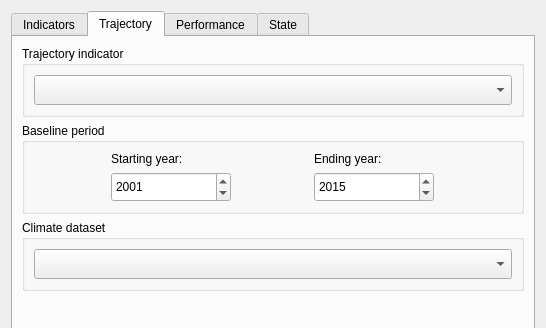
Above: LDMP/gui/DlgCalculateProd.ui from ConservationInternational/trends.earth before the change; both pictures show x 0 to 546 and y 0 to 328 of the 546 by 776 pixel window. Below: the same form after it.
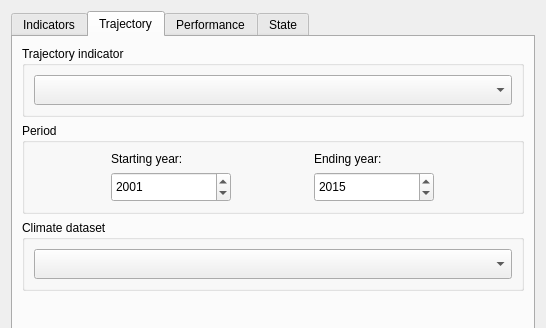
That is the form after the change. The open tabs and pages were chosen to show the change.

Commit message: Use consistent terminology.

```diff
--- a/LDMP/gui/DlgCalculateProd.ui
+++ b/LDMP/gui/DlgCalculateProd.ui
@@ -277,7 +277,7 @@
        <item>
         <widget class="QGroupBox" name="groupBox_3">
          <property name="title">
-          <string>Baseline period</string>
+          <string>Period</string>
          </property>
          <layout class="QGridLayout" name="gridLayout_5">
           <item row="1" column="0">
```
Left out of the diff: 2 changed lines with no effect on the pictures.
